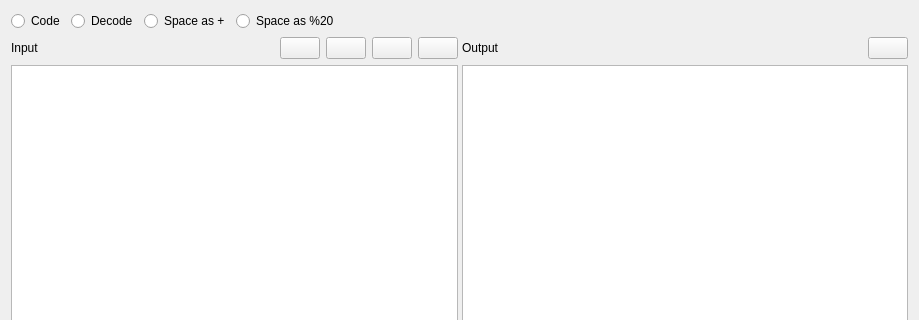
Qt form src/widgets/urlcoderdecoderwidget.ui (N1vn0vem8er/cutetoolbox) before a commit; both pictures show x 0 to 919 and y 0 to 320 of the 919 by 763 pixel window.
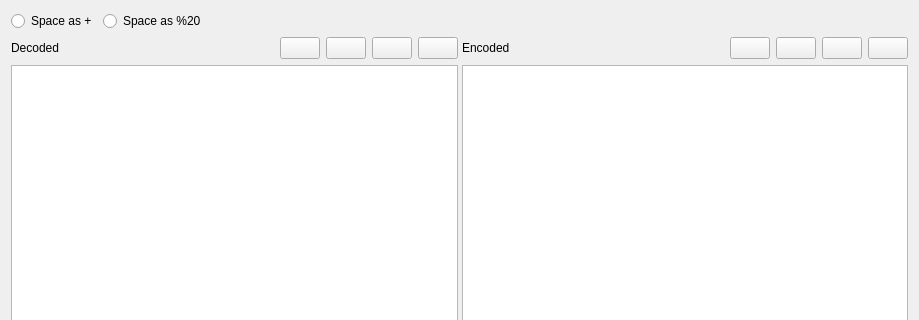
The same form after that commit. Icons and pictures are not drawn.

Commit message: Implemented urlcoderdecoderwidget

The edit to the form file:
```diff
--- a/src/widgets/urlcoderdecoderwidget.ui
+++ b/src/widgets/urlcoderdecoderwidget.ui
@@ -19,30 +19,6 @@
   <layout class="QVBoxLayout" name="verticalLayout_3" stretch="0,1">
    <item>
     <layout class="QHBoxLayout" name="horizontalLayout_2">
-     <item>
-      <layout class="QHBoxLayout" name="horizontalLayout_7">
-       <item>
-        <widget class="QRadioButton" name="codeButton">
-         <property name="text">
-          <string>Code</string>
-         </property>
-         <attribute name="buttonGroup">
-          <string notr="true">buttonGroup_2</string>
-         </attribute>
-        </widget>
-       </item>
-       <item>
-        <widget class="QRadioButton" name="decodeButton">
-         <property name="text">
-          <string>Decode</string>
-         </property>
-         <attribute name="buttonGroup">
-          <string notr="true">buttonGroup_2</string>
-         </attribute>
-        </widget>
-       </item>
-      </layout>
-     </item>
      <item>
       <layout class="QHBoxLayout" name="horizontalLayout_5">
        <item>
@@ -94,7 +70,7 @@
          <item>
           <widget class="QLabel" name="label_2">
            <property name="text">
-            <string>Input</string>
+            <string>Decoded</string>
            </property>
           </widget>
          </item>
@@ -177,7 +153,7 @@
          <item>
           <widget class="QLabel" name="label">
            <property name="text">
-            <string>Output</string>
+            <string>Encoded</string>
            </property>
           </widget>
          </item>
@@ -195,7 +171,20 @@
           </spacer>
          </item>
          <item>
-          <widget class="QPushButton" name="copyCodedButton">
+          <widget class="QPushButton" name="openEncodedButton">
+           <property name="toolTip">
+            <string>Open</string>
+           </property>
+           <property name="text">
+            <string/>
+           </property>
+           <property name="icon">
+            <iconset theme="QIcon::ThemeIcon::DocumentOpen"/>
+           </property>
+          </widget>
+         </item>
+         <item>
+          <widget class="QPushButton" name="copyEncodedButton">
            <property name="toolTip">
             <string>Copy</string>
            </property>
@@ -207,6 +196,32 @@
            </property>
           </widget>
          </item>
+         <item>
+          <widget class="QPushButton" name="pasteEncodedButton">
+           <property name="toolTip">
+            <string>Paste</string>
+           </property>
+           <property name="text">
+            <string/>
+           </property>
+           <property name="icon">
+            <iconset theme="QIcon::ThemeIcon::EditPaste"/>
+           </property>
+          </widget>
+         </item>
+         <item>
+          <widget class="QPushButton" name="clearEncodedButton">
+           <property name="toolTip">
+            <string>Clear</string>
+           </property>
+           <property name="text">
+            <string/>
+           </property>
+           <property name="icon">
+            <iconset theme="QIcon::ThemeIcon::EditClear"/>
+           </property>
+          </widget>
+         </item>
         </layout>
        </item>
        <item>
```
Left out of the diff: 13 changed lines with no effect on the pictures. The commit also changes 3 other files.
